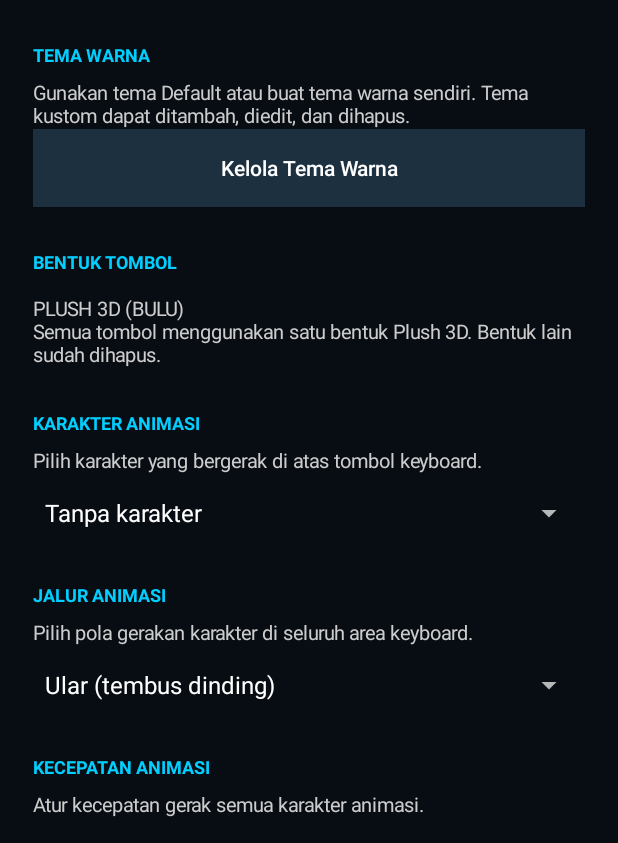
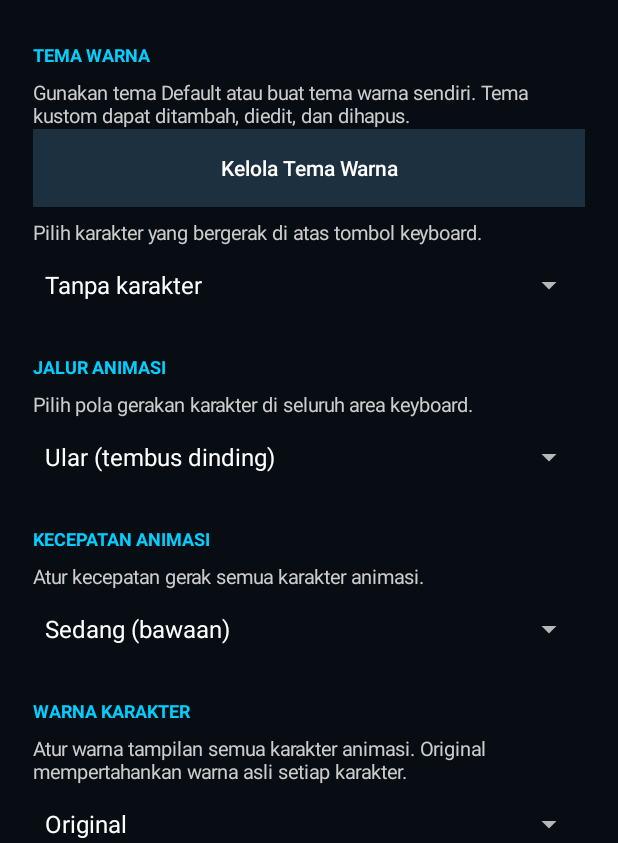
Before and after one commit to labubuweris-glitch/KEYBOARIZ-X, an Android app: the screen it shows after launch (MainActivity), on a phone screen of 412 x 824 dp, the part 393-1236 px from its top. Run offline under Robolectric (Android 15) with nearby library versions, the phone set to English and light mode, and no system bars.

Commit message:
Remove obsolete key shape settings

```diff
--- a/app/src/main/java/com/keyboarizx/MainActivity.kt
+++ b/app/src/main/java/com/keyboarizx/MainActivity.kt
@@ -237,17 +237,7 @@ class MainActivity : Activity() {
         })
         addAction(root, "Kelola Tema Warna") { showThemeManager() }
 
-        section(root, "BENTUK TOMBOL")
-        prefs.edit().putString("keyShape", "PLUSH").apply()
-        root.addView(TextView(this).apply {
-            text = "PLUSH 3D (BULU)\nSemua tombol menggunakan satu bentuk Plush 3D. Bentuk lain sudah dihapus."
-            textSize = 13f
-            setTextColor(Color.LTGRAY)
-            setPadding(0, dp(6), 0, dp(8))
-        })
-
-
-        section(root, "KARAKTER ANIMASI")
+        // Semua tombol kini memakai satu renderer Plush 3D.\n\n        section(root, "KARAKTER ANIMASI")
         root.addView(TextView(this).apply {
             text = "Pilih karakter yang bergerak di atas tombol keyboard."
             textSize = 13f
```
